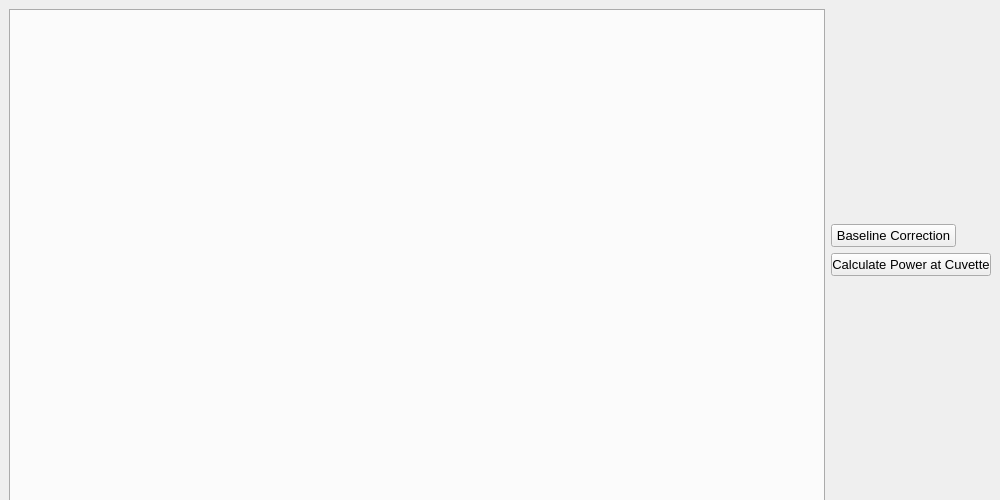
Qt form UIs/WindowPowerProcessing.ui (CrespiLab/autoQY) before a commit.
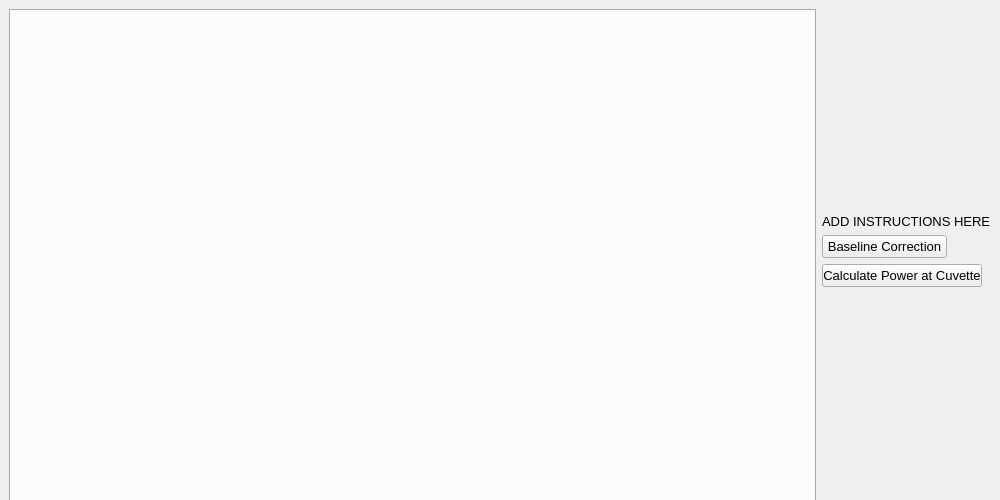
The same form after that commit.

```diff
--- a/UIs/WindowPowerProcessing.ui
+++ b/UIs/WindowPowerProcessing.ui
@@ -62,6 +62,24 @@
           </property>
          </spacer>
         </item>
+        <item>
+         <widget class="QLabel" name="label">
+          <property name="maximumSize">
+           <size>
+            <width>200</width>
+            <height>25</height>
+           </size>
+          </property>
+          <property name="font">
+           <font>
+            <pointsize>10</pointsize>
+           </font>
+          </property>
+          <property name="text">
+           <string>ADD INSTRUCTIONS HERE</string>
+          </property>
+         </widget>
+        </item>
         <item>
          <widget class="QPushButton" name="WindowPP_baselineCorrectionButton">
           <property name="maximumSize">
```
